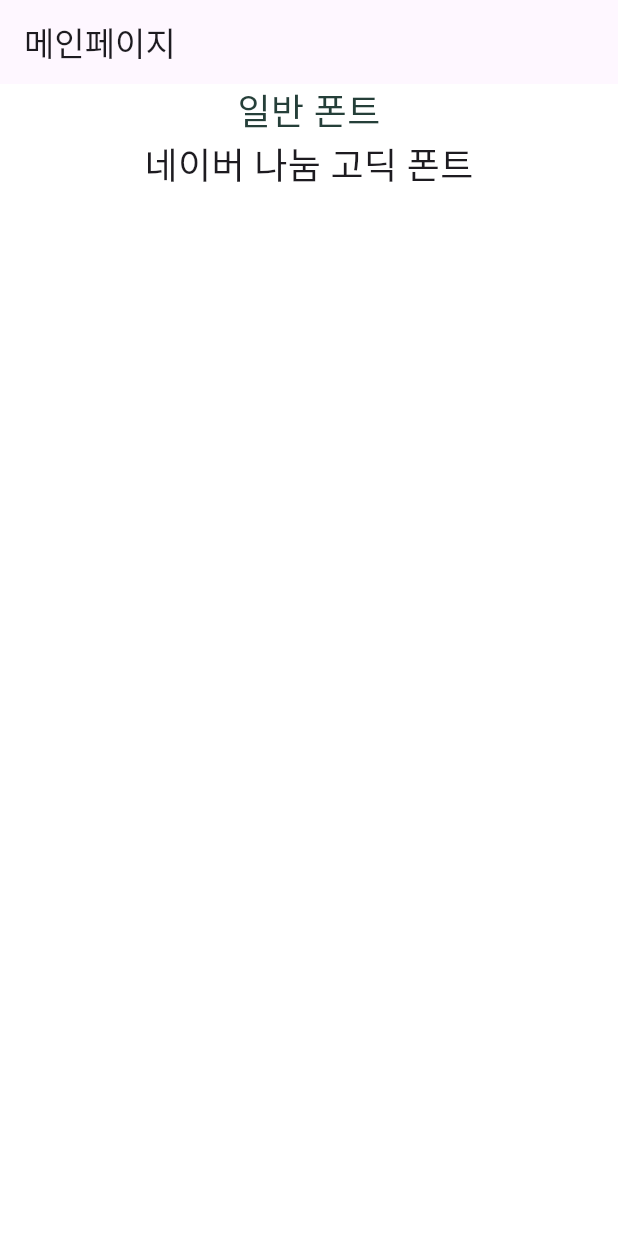
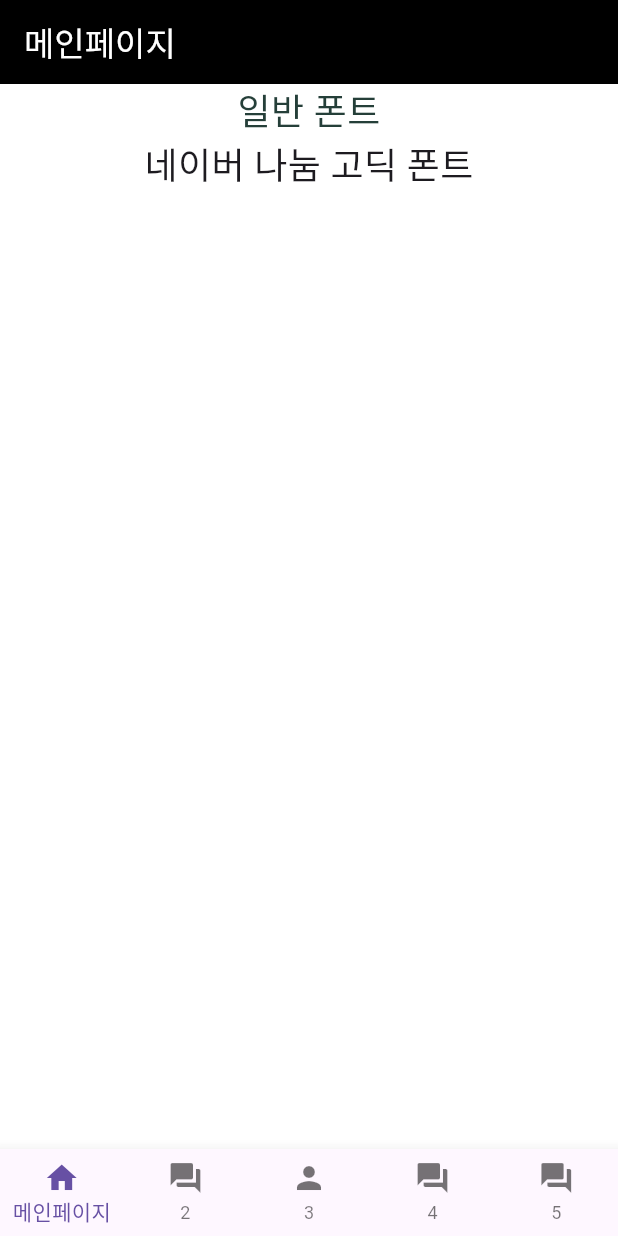
Before and after one commit to hanu1229/devconnect_app, a Flutter app: the screen it shows after launch, on a phone screen of 412 x 824 dp. Run offline on Flutter 3.47's test engine with Material 3 defaults, Android fonts, the phone set to English and light mode, and no system bars; Roboto replaces fonts that are missing (NanumGothic).

Commit message:
04-24 이민진 : main 바텀네비게이션 , appbar 색상 변경 / 비동기 통신 , 비동기 전역변수 , 간단한 알림 메시지 창(toast) , dSeppd Dial 메뉴( 동그란거 떠있고 누르면 열리는 방식)

```diff
--- a/lib/home.dart
+++ b/lib/home.dart
@@ -11,12 +11,35 @@ class Home extends StatefulWidget {
 }
 
 class _HomeState extends State<Home> {
+  // 페이지 위젯 리스트 // 나중에 내용물 바꿔치기할때 사용 (body적용)
+  List<Widget> pages = [
+    Text("메인페이지"),
+    Text("2"),
+    Text("3"), // 가운데 경험치바(?)
+    Text("4"),
+    Text("5"),
+  ];
+  // 페이지 위젯 리스트 end
+
+  // 페이지 상단 제목 리스트 // test 이후 없앨 예정 구분용
+  List<String> pageTitle = [
+    '메인페이지' ,
+    '2' ,
+    '3' , // 가운데 경험치바(?)
+    '4' ,
+    '5'
+  ];
+  // 페이지 상단 제목 리스트 end
+
+  // 현재 클릭된 페이지 번호 / 상태 / main은 0
+  int selectedIndex = 0;
 
   @override
   Widget build(BuildContext context) {
     return Scaffold(
       appBar : AppBar(
-        title : Text("메인페이지"),
+        title : Text(pageTitle[ selectedIndex ] , style: TextStyle( color: Colors.white),),
+        backgroundColor: Colors.black,
       ),
       body : Center(
         child : Column(
@@ -26,6 +49,19 @@ class _HomeState extends State<Home> {
           ],
         ),
       ),
+      bottomNavigationBar: BottomNavigationBar(
+        onTap: (i) => setState( () { selectedIndex = i; } ),
+        currentIndex: selectedIndex,
+        type: BottomNavigationBarType.fixed, // 아이콘 고정크기 설정
+        items: [
+          BottomNavigationBarItem(icon: Icon(Icons.home) , label: '메인페이지' ),
+          BottomNavigationBarItem(icon: Icon(Icons.forum) , label: '2' ),
+          BottomNavigationBarItem(icon: Icon(Icons.person) , label: '3' ),
+          BottomNavigationBarItem(icon: Icon(Icons.forum) , label: '4' ),
+          BottomNavigationBarItem(icon: Icon(Icons.forum) , label: '5' ),
+
+        ],
+      ),
     );
   }
 
```
Also changed, not shown: pubspec.yaml (+9 -1 lines), pubspec.lock, 1 other file.
